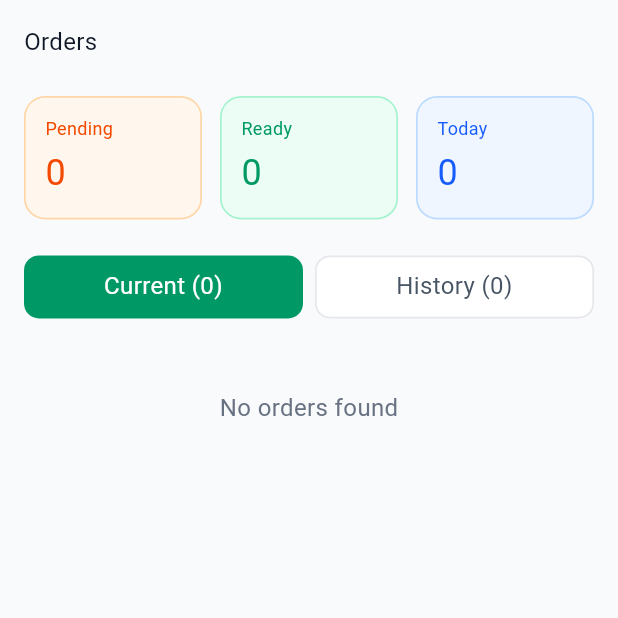
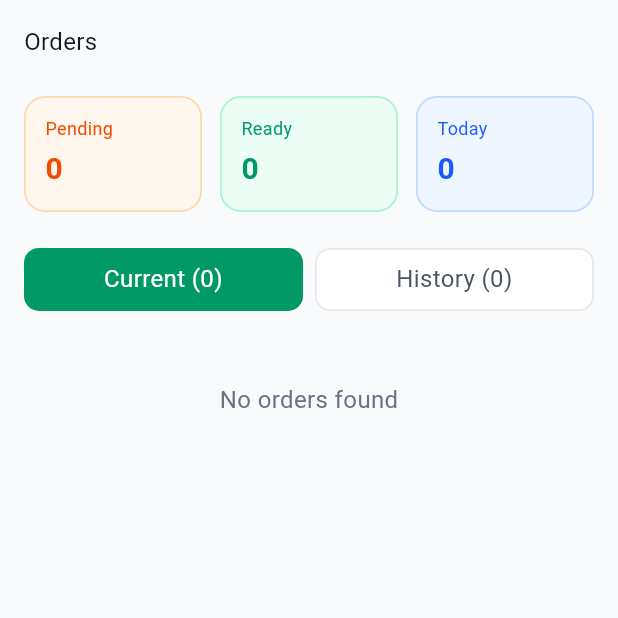
Before and after one commit to Kyne0328/FarmDashr, a Flutter app: the _OrdersPageContent screen opened directly, on a phone screen of 412 x 824 dp, the top half of it. Run offline on Flutter 3.47's test engine with Material 3 defaults, Android fonts, the phone set to English and light mode, and no system bars; our stand-ins replace cloud_firestore, dio, equatable, firebase_auth, firebase_core, flutter_bloc and 4 more; accounts and stored records are empty; network calls fail; Roboto replaces fonts that are missing (Arimo).

Commit message:
refactor: use AppColors and TextStyles constants

```diff
--- a/lib/pages/farmer/farmer_home_page.dart
+++ b/lib/pages/farmer/farmer_home_page.dart
@@ -147,7 +147,7 @@ class _FarmerHomePageState extends State<FarmerHomePage> {
               child: const Icon(
                 Icons.notifications_outlined,
                 size: 24,
-                color: Color(0xFF697282),
+                color: AppColors.textSecondary,
               ),
             ),
             Positioned(
--- a/lib/pages/farmer/orders_page.dart
+++ b/lib/pages/farmer/orders_page.dart
@@ -171,7 +171,7 @@ class _OrdersPageContentState extends State<_OrdersPageContent> {
             label: 'Ready',
             value: '$readyCount',
             backgroundColor: AppColors.successBackground,
-            borderColor: const Color(0xFFA4F3CF),
+            borderColor: AppColors.successBorder,
             textColor: AppColors.primary,
           ),
         ),
@@ -181,8 +181,8 @@ class _OrdersPageContentState extends State<_OrdersPageContent> {
             label: 'Today',
             value: '$totalToday',
             backgroundColor: AppColors.infoBackground,
-            borderColor: const Color(0xFFBDDAFF),
-            textColor: const Color(0xFF155CFB),
+            borderColor: AppColors.infoBorder,
+            textColor: AppColors.customerAccent,
           ),
         ),
       ],
@@ -281,12 +281,7 @@ class _OrderStatCard extends StatelessWidget {
           const SizedBox(height: AppDimensions.spacingXS),
           Text(
             value,
-            style: TextStyle(
-              color: textColor,
-              fontSize: 24,
-              fontFamily: 'Arimo',
-              fontWeight: FontWeight.w400,
-            ),
+            style: AppTextStyles.priceLarge.copyWith(color: textColor),
           ),
         ],
       ),
@@ -524,7 +519,7 @@ class _OrderStatusBadge extends StatelessWidget {
 
     switch (status) {
       case OrderStatus.pending:
-        backgroundColor = const Color(0xFFFFEDD4);
+        backgroundColor = AppColors.warningBorder;
         borderColor = AppColors.warningLight;
         textColor = AppColors.actionOrange;
         label = 'Pending';
@@ -532,14 +527,14 @@ class _OrderStatusBadge extends StatelessWidget {
         break;
       case OrderStatus.ready:
         backgroundColor = AppColors.successLight;
-        borderColor = const Color(0xFFA4F3CF);
+        borderColor = AppColors.successBorder;
         textColor = AppColors.primaryDark;
         label = 'Ready';
         icon = Icons.check_circle_outline;
         break;
       case OrderStatus.completed:
         backgroundColor = AppColors.infoLight;
-        borderColor = const Color(0xFFBDDAFF);
+        borderColor = AppColors.infoBorder;
         textColor = AppColors.infoDark;
         label = 'Completed';
         icon = Icons.done_all;
```
Also changed, not shown: lib/pages/customer/pre_order_checkout_page.dart (+4 -4 lines).
